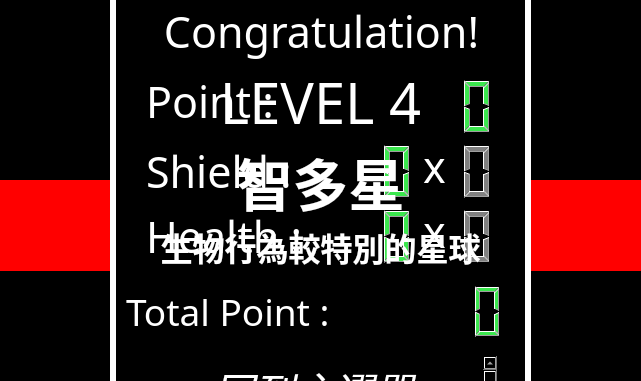
Above: mainwindow.ui from alvin5716/Shooting-Game-Space-Defender before the change; both pictures show x 148 to 789 and y 231 to 612 of the 1206 by 962 pixel window. Below: the same form after it.
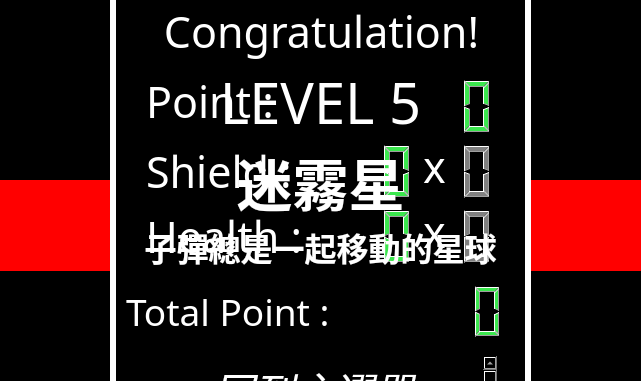
That is the form after the change. Icons and pictures are not drawn. Custom widgets are drawn as their Qt base class.

The edit to the form file:
```diff
--- a/mainwindow.ui
+++ b/mainwindow.ui
@@ -1117,7 +1117,7 @@
 border: 0;</string>
         </property>
         <property name="currentIndex">
-         <number>3</number>
+         <number>4</number>
         </property>
         <widget class="QWidget" name="page">
          <widget class="QTextBrowser" name="levelIntro2">
@@ -1251,6 +1251,39 @@
           </property>
          </widget>
         </widget>
+        <widget class="QWidget" name="page_5">
+         <widget class="QTextBrowser" name="levelIntro2_5">
+          <property name="geometry">
+           <rect>
+            <x>0</x>
+            <y>0</y>
+            <width>481</width>
+            <height>261</height>
+           </rect>
+          </property>
+          <property name="font">
+           <font>
+            <family>Abyssinica SIL</family>
+            <pointsize>12</pointsize>
+            <weight>75</weight>
+            <bold>true</bold>
+           </font>
+          </property>
+          <property name="styleSheet">
+           <string notr="true">color:white;
+background-color: transparent;</string>
+          </property>
+          <property name="html">
+           <string>&lt;!DOCTYPE HTML PUBLIC &quot;-//W3C//DTD HTML 4.0//EN&quot; &quot;http://www.w3.org/TR/REC-html40/strict.dtd&quot;&gt;
+&lt;html&gt;&lt;head&gt;&lt;meta name=&quot;qrichtext&quot; content=&quot;1&quot; /&gt;&lt;style type=&quot;text/css&quot;&gt;
+p, li { white-space: pre-wrap; }
+&lt;/style&gt;&lt;/head&gt;&lt;body style=&quot; font-family:'Abyssinica SIL'; font-size:12pt; font-weight:600; font-style:normal;&quot;&gt;
+&lt;p align=&quot;center&quot; style=&quot; margin-top:0px; margin-bottom:0px; margin-left:0px; margin-right:0px; -qt-block-indent:0; text-indent:0px;&quot;&gt;&lt;span style=&quot; font-family:'TW Cen MT'; font-size:56px; font-weight:400;&quot;&gt;LEVEL 5&lt;/span&gt;&lt;/p&gt;
+&lt;p align=&quot;center&quot; style=&quot; margin-top:0px; margin-bottom:0px; margin-left:0px; margin-right:0px; -qt-block-indent:0; text-indent:0px;&quot;&gt;&lt;span style=&quot; font-family:'微軟正黑體'; font-size:56px;&quot;&gt;迷霧星&lt;/span&gt;&lt;/p&gt;
+&lt;p align=&quot;center&quot; style=&quot; margin-top:0px; margin-bottom:0px; margin-left:0px; margin-right:0px; -qt-block-indent:0; text-indent:0px;&quot;&gt;&lt;span style=&quot; font-family:'微軟正黑體'; font-size:32px;&quot;&gt;子彈總是一起移動的星球&lt;/span&gt;&lt;/p&gt;&lt;/body&gt;&lt;/html&gt;</string>
+          </property>
+         </widget>
+        </widget>
        </widget>
        <zorder>gameFrame</zorder>
        <zorder>graphicsView</zorder>
```
